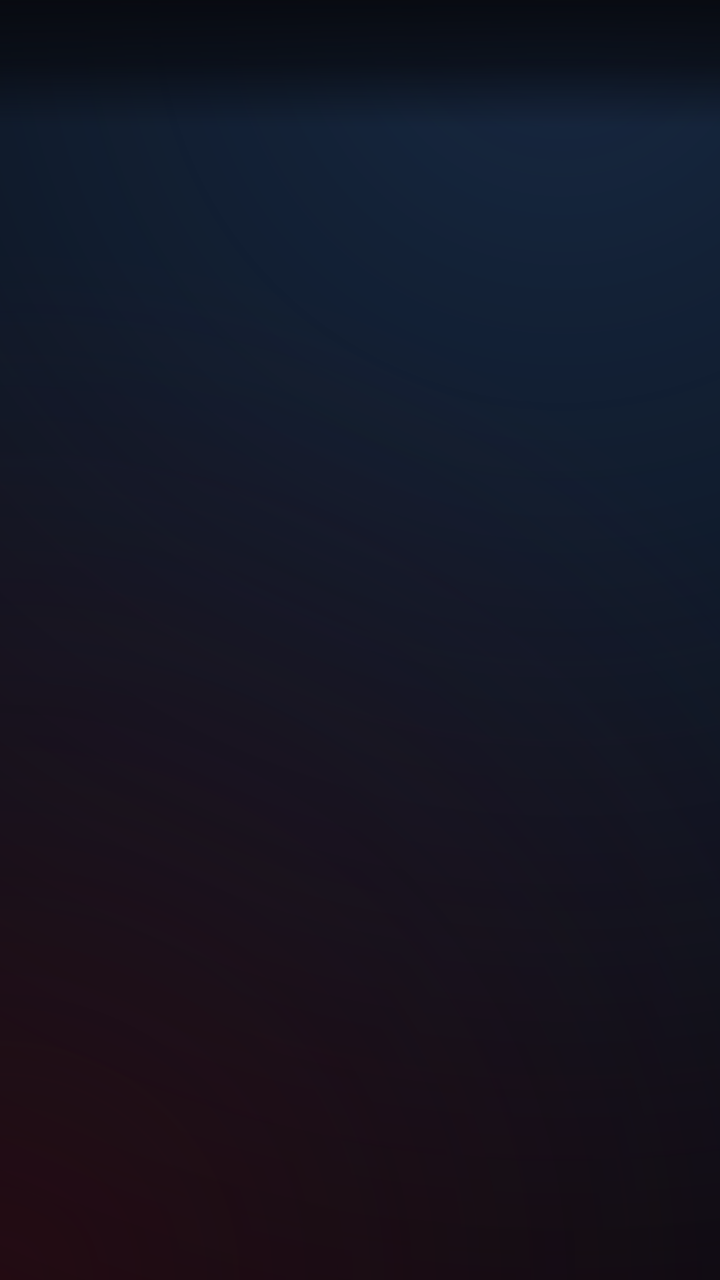
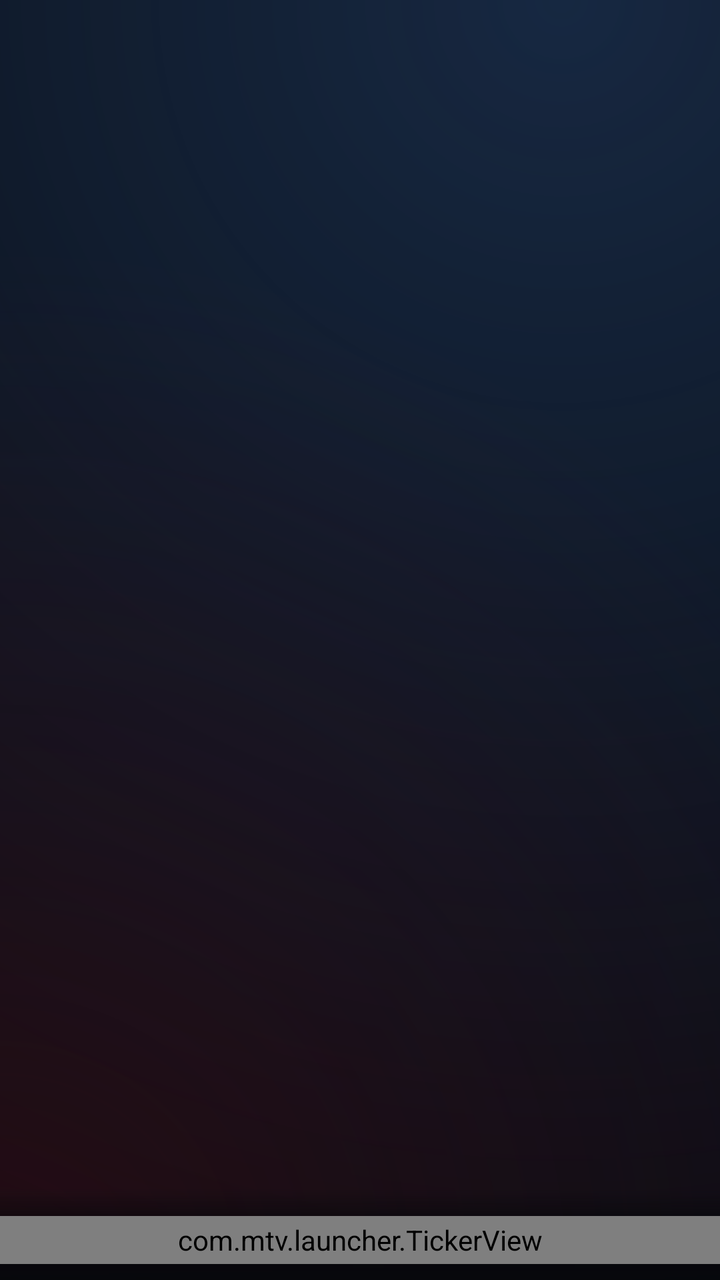

Screens rendered from an Android XML layout before and after an edit, with the pre-edit source and the edit as a unified diff.
<!-- AndroidManifest.xml: application theme Theme.MtvLauncher -->
<!-- res/layout/activity_home.xml -->
<?xml version="1.0" encoding="utf-8"?>
<FrameLayout xmlns:android="http://schemas.android.com/apk/res/android"
    android:layout_width="match_parent"
    android:layout_height="match_parent"
    android:background="@drawable/dash_bg">

    <androidx.recyclerview.widget.RecyclerView
        android:id="@+id/rows"
        android:layout_width="match_parent"
        android:layout_height="match_parent"
        android:clipChildren="false"
        android:clipToPadding="false"
        android:paddingBottom="120dp"
        android:scrollbars="none" />

    
    <View
        android:layout_width="match_parent"
        android:layout_height="64dp"
        android:background="@drawable/top_scrim" />

    <LinearLayout
        android:layout_width="wrap_content"
        android:layout_height="wrap_content"
        android:layout_gravity="top|end"
        android:layout_marginTop="18dp"
        android:layout_marginEnd="32dp"
        android:gravity="center_vertical"
        android:orientation="horizontal">

        <TextView
            android:id="@+id/weather"
            android:layout_width="wrap_content"
            android:layout_height="wrap_content"
            android:layout_marginEnd="16dp"
            android:textColor="#9EFFFFFF"
            android:textSize="12sp" />

        <ImageView
            android:id="@+id/bell"
            android:layout_width="18dp"
            android:layout_height="18dp"
            android:alpha="0.9"
            android:importantForAccessibility="no"
            android:src="@drawable/ic_bell"
            android:visibility="gone" />

        <TextView
            android:id="@+id/bell_count"
            android:layout_width="wrap_content"
            android:layout_height="16dp"
            android:layout_marginStart="-5dp"
            android:layout_marginTop="-10dp"
            android:background="@drawable/badge_bg"
            android:gravity="center"
            android:minWidth="16dp"
            android:paddingHorizontal="4dp"
            android:textColor="#FFFFFFFF"
            android:textSize="9sp"
            android:textStyle="bold"
            android:visibility="gone" />

        <TextView
            android:id="@+id/clock"
            android:layout_width="wrap_content"
            android:layout_height="wrap_content"
            android:layout_marginStart="14dp"
            android:fontFamily="sans-serif-light"
            android:textColor="#FFFFFFFF"
            android:textSize="21sp" />
    </LinearLayout>
</FrameLayout>
<!-- resources referenced by this layout -->
<resources>
  <!-- drawable badge_bg (drawable) -->
  <?xml version="1.0" encoding="utf-8"?>
  <shape xmlns:android="http://schemas.android.com/apk/res/android" android:shape="rectangle">
      <corners android:radius="10dp" />
      <solid android:color="#FFFF453A" />
  </shape>
  <!-- drawable dash_bg (drawable) -->
  <?xml version="1.0" encoding="utf-8"?>
  <layer-list xmlns:android="http://schemas.android.com/apk/res/android">
      <item><color android:color="#FF06080D" /></item>
      <item>
          <shape>
              <gradient android:type="radial" android:centerX="0.78" android:centerY="0.0" android:gradientRadius="700dp"
                  android:startColor="#B31D3557" android:endColor="#001D3557" />
          </shape>
      </item>
      <item>
          <shape>
              <gradient android:type="radial" android:centerX="0.0" android:centerY="1.0" android:gradientRadius="520dp"
                  android:startColor="#8C3A0D16" android:endColor="#003A0D16" />
          </shape>
      </item>
  </layer-list>
  <!-- drawable ic_bell (drawable) -->
  <?xml version="1.0" encoding="utf-8"?>
  <vector xmlns:android="http://schemas.android.com/apk/res/android" android:width="24dp" android:height="24dp" android:viewportWidth="24" android:viewportHeight="24">
      <path android:fillColor="#FFFFFFFF" android:pathData="M12,22c1.1,0 2,-0.9 2,-2h-4c0,1.1 0.89,2 2,2zM18,16v-5c0,-3.07 -1.64,-5.64 -4.5,-6.32V4c0,-0.83 -0.67,-1.5 -1.5,-1.5s-1.5,0.67 -1.5,1.5v0.68C7.63,5.36 6,7.92 6,11v5l-2,2v1h16v-1l-2,-2z" />
  </vector>
  <!-- drawable top_scrim (drawable) -->
  <?xml version="1.0" encoding="utf-8"?>
  <shape xmlns:android="http://schemas.android.com/apk/res/android">
      <gradient android:angle="270" android:startColor="#F207090F" android:centerColor="#B307090F" android:endColor="#0007090F" />
  </shape>
  <style name="Theme.MtvLauncher" parent="@android:style/Theme.DeviceDefault.NoActionBar">
          <item name="android:windowBackground">@android:color/black</item>
          <item name="android:windowShowWallpaper">false</item>
          <item name="android:windowNoTitle">true</item>
          <item name="android:windowFullscreen">true</item>
          <item name="android:windowAnimationStyle">@null</item>
      </style>
</resources>

<!-- the commit's change to res/layout/activity_home.xml (unified diff, before → after) -->
@@ -2,6 +2,7 @@
 <FrameLayout xmlns:android="http://schemas.android.com/apk/res/android"
     android:layout_width="match_parent"
     android:layout_height="match_parent"
+    android:id="@+id/home_root"
     android:background="@drawable/dash_bg">
 
     <androidx.recyclerview.widget.RecyclerView
@@ -14,9 +15,26 @@
         android:scrollbars="none" />
 
     
+    <FrameLayout
+        android:layout_width="match_parent"
+        android:layout_height="46dp"
+        android:layout_gravity="bottom"
+        android:background="@drawable/ticker_bg">
+
+        <com.mtv.launcher.TickerView
+            android:id="@+id/ticker"
+            android:layout_width="match_parent"
+            android:layout_height="24dp"
+            android:layout_gravity="bottom"
+            android:layout_marginBottom="8dp" />
+    </FrameLayout>
+
+    
     <View
+        android:id="@+id/top_scrim"
         android:layout_width="match_parent"
         android:layout_height="64dp"
+        android:alpha="0"
         android:background="@drawable/top_scrim" />
 
     <LinearLayout
<!-- resource entries referenced after the edit -->
@@ -28,6 +28,11 @@
   <vector xmlns:android="http://schemas.android.com/apk/res/android" android:width="24dp" android:height="24dp" android:viewportWidth="24" android:viewportHeight="24">
       <path android:fillColor="#FFFFFFFF" android:pathData="M12,22c1.1,0 2,-0.9 2,-2h-4c0,1.1 0.89,2 2,2zM18,16v-5c0,-3.07 -1.64,-5.64 -4.5,-6.32V4c0,-0.83 -0.67,-1.5 -1.5,-1.5s-1.5,0.67 -1.5,1.5v0.68C7.63,5.36 6,7.92 6,11v5l-2,2v1h16v-1l-2,-2z" />
   </vector>
+  <!-- drawable ticker_bg (drawable) -->
+  <?xml version="1.0" encoding="utf-8"?>
+  <shape xmlns:android="http://schemas.android.com/apk/res/android">
+      <gradient android:angle="90" android:startColor="#F205070B" android:centerColor="#D905070B" android:endColor="#0005070B" />
+  </shape>
   <!-- drawable top_scrim (drawable) -->
   <?xml version="1.0" encoding="utf-8"?>
   <shape xmlns:android="http://schemas.android.com/apk/res/android">
